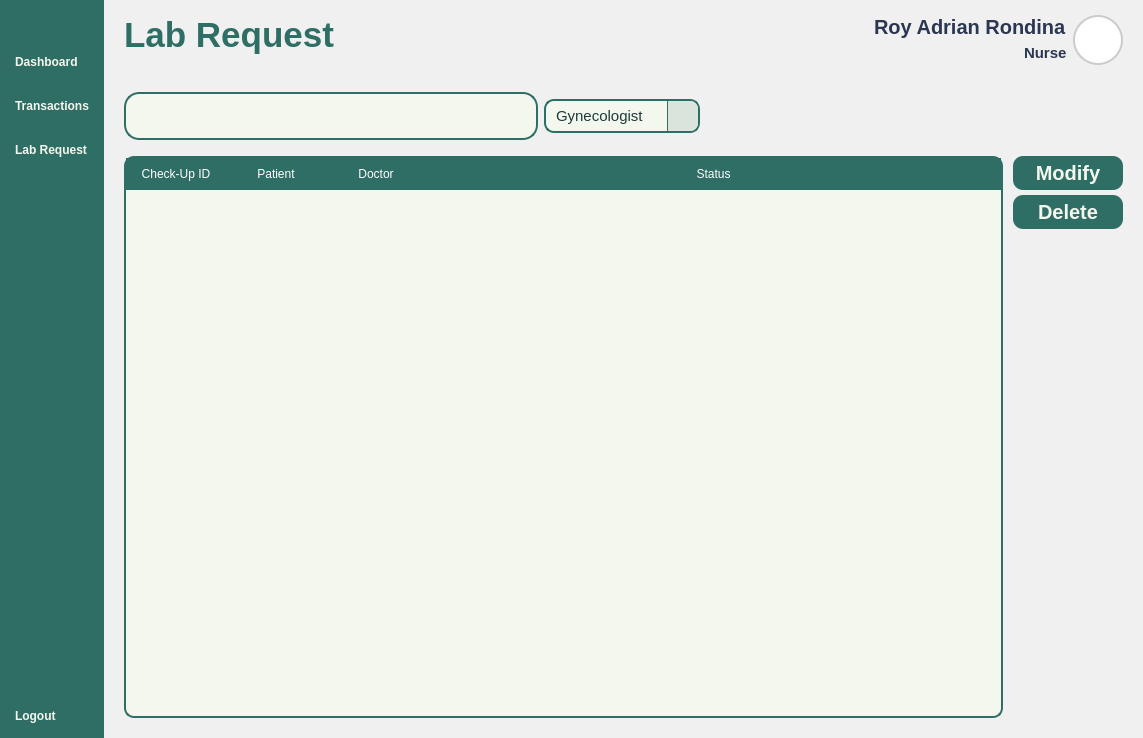
VinsmokeSanji69/COVACHA_CLINIC_SYSTEM, file Views/Staff_LabRequest.ui: the form before one commit.
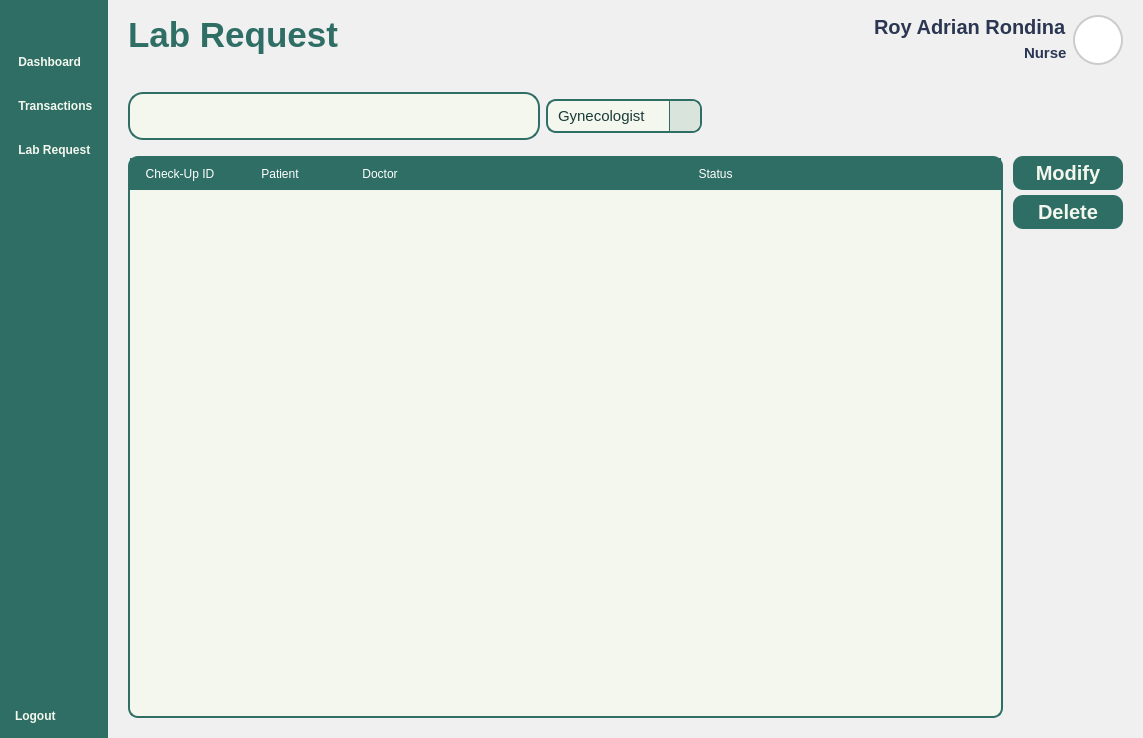
The form after the commit. Icons and pictures are not drawn.

```diff
--- a/Views/Staff_LabRequest.ui
+++ b/Views/Staff_LabRequest.ui
@@ -127,7 +127,7 @@
            <string notr="true"/>
           </property>
           <property name="text">
-           <string>Dashboard</string>
+           <string> Dashboard</string>
           </property>
           <property name="icon">
            <iconset resource="../Images/resources.qrc">
@@ -144,7 +144,7 @@
         <item>
          <widget class="QPushButton" name="TransactionsButton">
           <property name="text">
-           <string>Transactions</string>
+           <string> Transactions</string>
           </property>
           <property name="icon">
            <iconset resource="../Images/resources.qrc">
@@ -166,7 +166,7 @@
 }</string>
           </property>
           <property name="text">
-           <string>Lab Request</string>
+           <string> Lab Request</string>
           </property>
           <property name="icon">
            <iconset resource="../Images/resources.qrc">
@@ -769,7 +769,7 @@
                 <rect>
                  <x>0</x>
                  <y>0</y>
-                 <width>747</width>
+                 <width>740</width>
                  <height>560</height>
                 </rect>
                </property>
```
